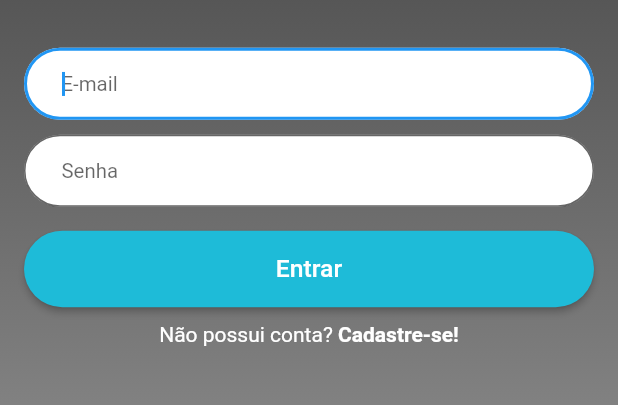
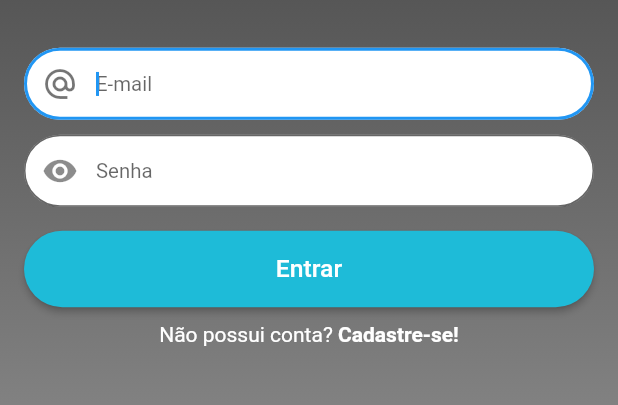
Before and after one commit to gabrieloureiro/SevenCares, a Flutter app: the screen it shows after launch, on a phone screen of 412 x 824 dp, the part 579-984 px from its top. Run offline on Flutter 3.47's test engine with Material 2 defaults, Android fonts, the phone set to English and light mode, and no system bars; our stand-ins replace cloud_firestore, firebase_auth, firebase_storage, image_picker, material_design_icons_flutter; accounts and stored records are empty.

Commit message:
Icon changes

```diff
--- a/lib/login.dart
+++ b/lib/login.dart
@@ -12,6 +12,12 @@ class _LoginState extends State<Login> {
   TextEditingController _controllerEmail = TextEditingController();
   TextEditingController _controllerSenha = TextEditingController();
   String _erroMessage = '';
+  bool _obscureText = true;
+   void _passwordText(){
+    setState(() {
+      _obscureText = ! _obscureText;
+    });
+  }
 
   _validateFields(){
     String email = _controllerEmail.text;
@@ -91,6 +97,11 @@ class _LoginState extends State<Login> {
                       fillColor: Colors.white,
                       border: OutlineInputBorder(
                           borderRadius: BorderRadius.circular(32),
+
+                      ),
+                      prefixIcon: const Icon(
+                        Icons.alternate_email,
+                        color: Colors.black54,
                       )
                   ),
                 ),
@@ -99,7 +110,7 @@ class _LoginState extends State<Login> {
                 ),
                 TextField(
                   controller: _controllerSenha,
-                  obscureText: true,
+                  obscureText: _obscureText,
                   keyboardType: TextInputType.emailAddress,
                   style: TextStyle(fontSize: SizeConfig.blockSizeHorizontal*3.3),
                   decoration: InputDecoration(
@@ -109,7 +120,12 @@ class _LoginState extends State<Login> {
                       fillColor: Colors.white,
                       border: OutlineInputBorder(
                           borderRadius: BorderRadius.circular(32)
-                      )
+                      ),
+                      prefixIcon: IconButton(
+                            icon : Icon(_obscureText ? Icons.remove_red_eye : Icons.panorama_fish_eye),
+                            color: Colors.black45,
+                            onPressed: _passwordText,
+                      ),
                   ),
                 ),
                 Padding(
```
Also changed, not shown: lib/signup.dart (+37 -15 lines), pubspec.lock.
